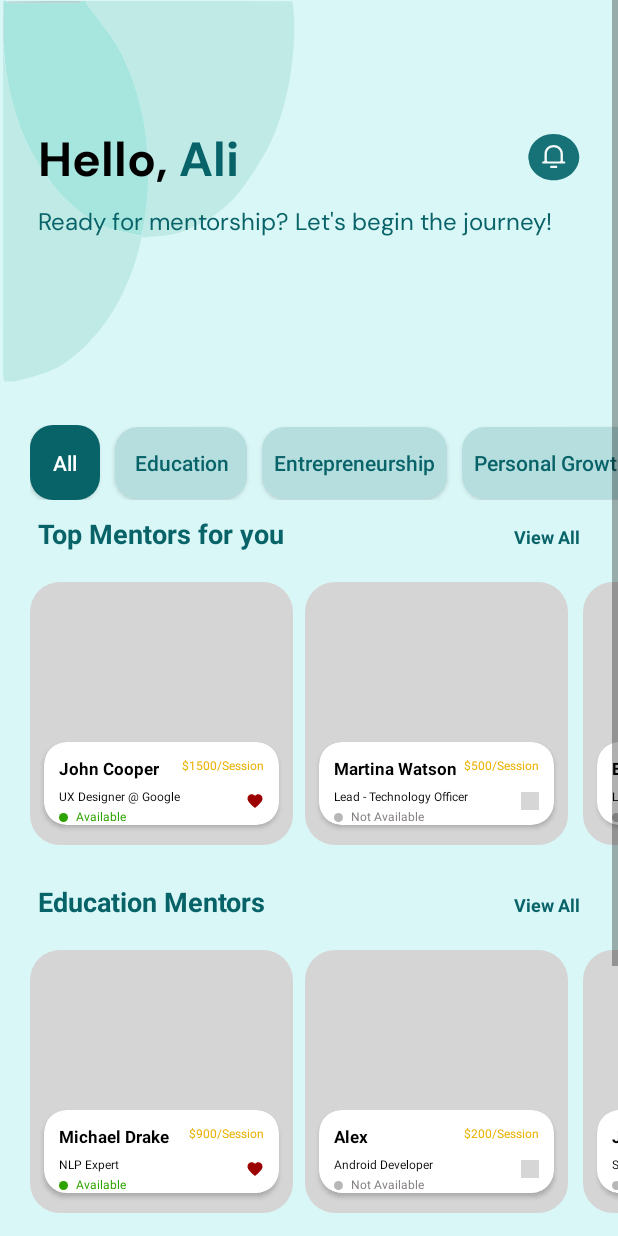
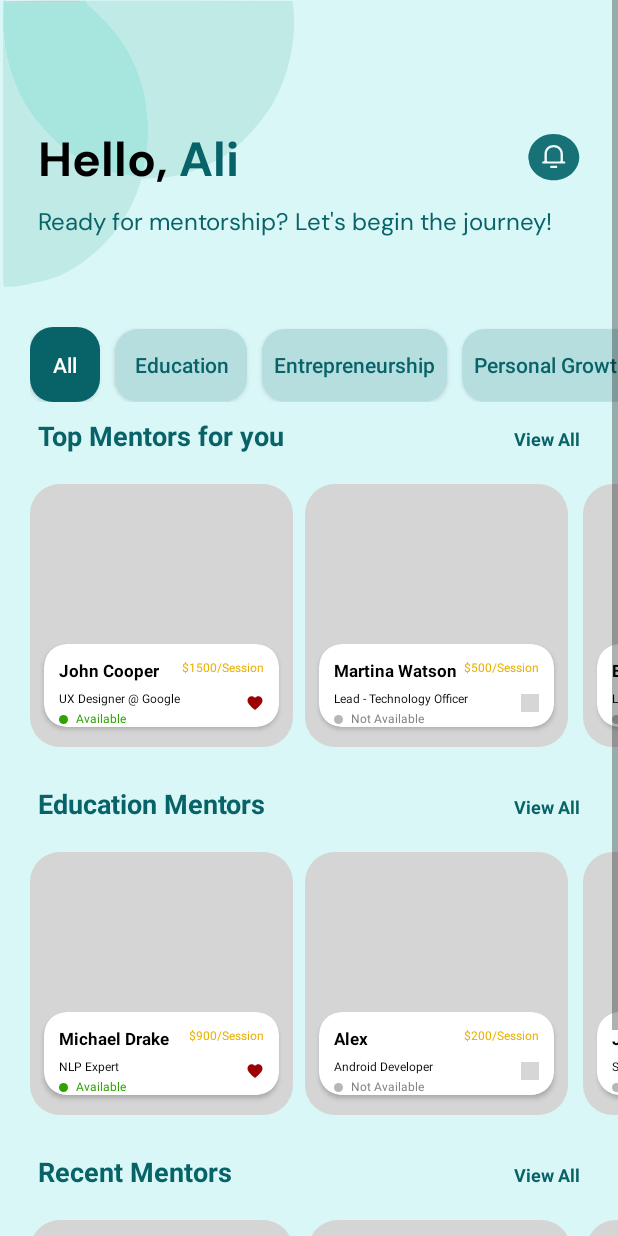
Before and after one commit to IbrahimBasit5802/MentorMe, an Android app: the fragment HomeFragment shown on its own in the app's theme, on a phone screen of 412 x 824 dp. Run offline under Robolectric (Android 15) with nearby library versions, the phone set to English and light mode, and no system bars; libraries missing offline, so code that uses them is left out: com.ibrahimbasit; grey boxes are pictures that could not be loaded.

Commit message:
home page finally done x2

```diff
--- a/app/src/main/res/layout/fragment_home.xml
+++ b/app/src/main/res/layout/fragment_home.xml
@@ -22,7 +22,7 @@
 
                android:background="@drawable/bubbles"
                app:layout_constraintHeight_default="percent"
-               app:layout_constraintHeight_percent="0.25"
+               app:layout_constraintHeight_percent="0.2"
                app:layout_constraintStart_toStartOf="parent"
                android:id="@+id/bubbles"
                app:layout_constraintTop_toTopOf="parent"
```
